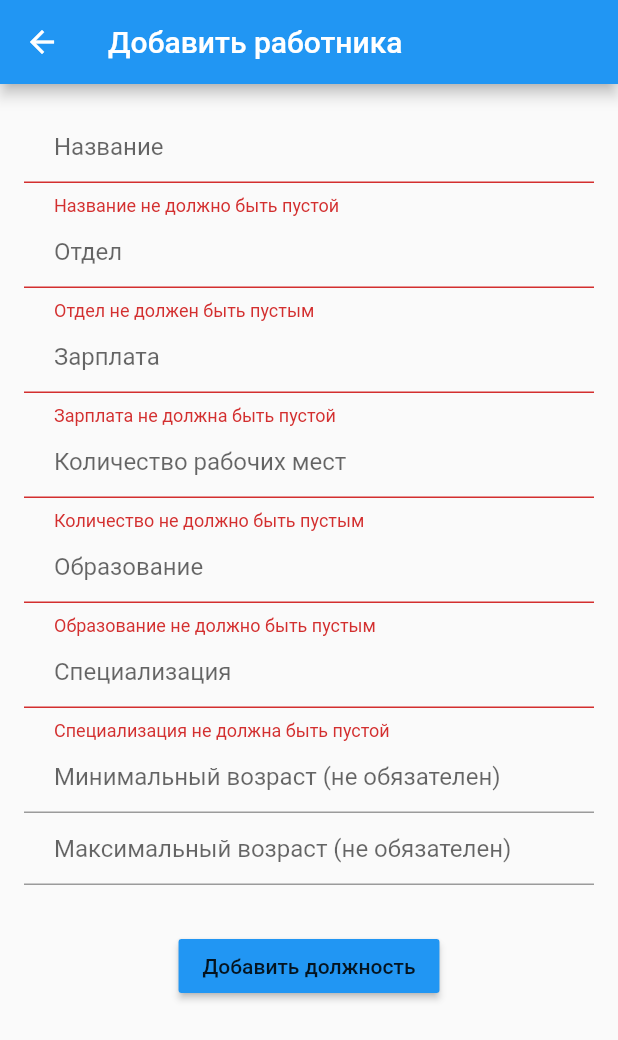
After one commit to Alex-A4/multi_platform_course, a Flutter app: the PositionAddPage screen opened by its route, after a tap on "Добавить должность", on a phone screen of 412 x 824 dp. The commit adds this screen. Shown: the top 1040 px of the screen. Run offline on Flutter 3.47's test engine with Material 2 defaults, Android fonts, the phone set to English and light mode, and no system bars; our stand-ins replace bloc, equatable, get_it, sqflite, sqflite_common; accounts and stored records are empty.

Commit message:
Init page to add position

```diff
--- a/lib/app/navigation/router.dart
+++ b/lib/app/navigation/router.dart
@@ -3,6 +3,7 @@ import 'package:multi_platform_course/app/pages/employee_page/employee_add_page.
 import 'package:multi_platform_course/app/pages/employee_page/employee_fitter_page.dart';
 import 'package:multi_platform_course/app/pages/employee_page/employee_view_page.dart';
 import 'package:multi_platform_course/app/pages/main_page/main_page.dart';
+import 'package:multi_platform_course/app/pages/position_page/position_add_page.dart';
 import 'package:multi_platform_course/data/core/service_locator.dart';
 
 const ROOT = '/';
@@ -10,6 +11,7 @@ const EMPLOYEES_VIEW = '/employees';
 const EMPLOYEES_VIEW_FILTER = '/employees_filter';
 const EMPLOYEE_ADD = '/employee/add';
 const POSITION_VIEW = '/positions';
+const POSITION_ADD = '/position/add';
 
 Map<String, WidgetBuilder> routes = {
   ROOT: (_) => MainPage(bloc: sl()),
@@ -17,6 +19,7 @@ Map<String, WidgetBuilder> routes = {
   EMPLOYEES_VIEW_FILTER: (_) => EmployeeFilterPage(bloc: sl()),
   EMPLOYEE_ADD: (_) => EmployeeAddPage(repository: sl()),
   POSITION_VIEW: (_) => null,
+  POSITION_ADD: (_) => PositionAddPage(repository: sl()),
 };
 
 Route<dynamic> onGenerateRoute(RouteSettings settings) {
--- /dev/null
+++ b/lib/app/pages/position_page/position_add_page.dart
@@ -0,0 +1,123 @@
+import 'package:flutter/material.dart';
+import 'package:multi_platform_course/domain/entities/position.dart';
+import 'package:multi_platform_course/domain/repositories/company_repository.dart';
+
+/// Страница для добавления должности без указания ей сотрудника.
+class PositionAddPage extends StatefulWidget {
+  final CompanyRepository repository;
+
+  PositionAddPage({Key key, @required this.repository})
+      : assert(repository != null),
+        super(key: key);
+
+  @override
+  _PositionAddPageState createState() => _PositionAddPageState();
+}
+
+class _PositionAddPageState extends State<PositionAddPage> {
+  final GlobalKey<FormState> _key = GlobalKey();
+  final TextEditingController titleController = TextEditingController();
+  final TextEditingController departmentController = TextEditingController();
+  final TextEditingController salaryController = TextEditingController();
+  final TextEditingController workplaceCountController =
+      TextEditingController();
+  final TextEditingController educationController = TextEditingController();
+  final TextEditingController specializationController =
+      TextEditingController();
+  final TextEditingController minAgeController = TextEditingController();
+  final TextEditingController maxAgeController = TextEditingController();
+
+  @override
+  Widget build(BuildContext context) {
+    return Scaffold(
+      appBar: AppBar(title: Text('Добавить работника')),
+      body: SingleChildScrollView(
+        child: Form(
+          key: _key,
+          child: Padding(
+            padding: EdgeInsets.symmetric(horizontal: 16, vertical: 18),
+            child: Column(
+              children: [
+                textField('Название', (v) {
+                  if (v.isEmpty) return 'Название не должно быть пустой';
+                  return null;
+                }, titleController),
+                textField('Отдел', (v) {
+                  if (v.isEmpty) return 'Отдел не должен быть пустым';
+                  return null;
+                }, departmentController),
+                textField('Зарплата', (v) {
+                  if (v.isEmpty) return 'Зарплата не должна быть пустой';
+                  if (double.tryParse(v) == null)
+                    return 'Некорректное значение';
+                  return null;
+                }, salaryController),
+                textField('Количество рабочих мест', (v) {
+                  if (v.isEmpty) return 'Количество не должно быть пустым';
+                  if (int.tryParse(v) == null) return 'Некорректное значение';
+                  return null;
+                }, workplaceCountController),
+                textField('Образование', (v) {
+                  if (v.isEmpty) return 'Образование не должно быть пустым';
+                  return null;
+                }, educationController),
+                textField('Специализация', (v) {
+                  if (v.isEmpty) return 'Специализация не должна быть пустой';
+                  return null;
+                }, specializationController),
+                textField('Минимальный возраст (не обязателен)', (v) {
+                  if (v.isEmpty) return null;
+                  if (int.tryParse(v) == null) return 'Некорректное значение';
+                  return null;
+                }, minAgeController),
+                textField('Максимальный возраст (не обязателен)', (v) {
+                  if (v.isEmpty) return null;
+                  if (int.tryParse(v) == null) return 'Некорректное значение';
+                  return null;
+                }, maxAgeController),
+                Padding(
+                  padding: EdgeInsets.only(top: 30),
+                  child: RaisedButton(
+                    color: Colors.blue,
+                    onPressed: () {
+                      if (_key.currentState.validate()) {
+                        widget.repository.addPosition(Position(
+                          title: titleController.text,
+                          department: departmentController.text,
+                          salary: double.parse(salaryController.text),
+                          workplaceCount: int.parse(workplaceCountController.text),
+                          requirements: PositionRequirements(
+                            specialization: specializationController.text,
+                            education: educationController.text,
+                            maxAge: int.tryParse(maxAgeController.text),
+                            minAge: int.tryParse(minAgeController.text),
+                          ),
+                          id: null,
+                        ));
+                        Navigator.of(context).pop();
+                      }
+                    },
+                    child: Text('Добавить должность'),
+                  ),
+                ),
+              ],
+            ),
+          ),
+        ),
+      ),
+    );
+  }
+
+  Widget textField(String label, FormFieldValidator<String> validator,
+      TextEditingController controller) {
+    return TextFormField(
+      decoration: InputDecoration(
+        labelText: label,
+        contentPadding: EdgeInsets.symmetric(horizontal: 20),
+      ),
+      autovalidateMode: AutovalidateMode.onUserInteraction,
+      validator: validator,
+      controller: controller,
+    );
+  }
+}
```
